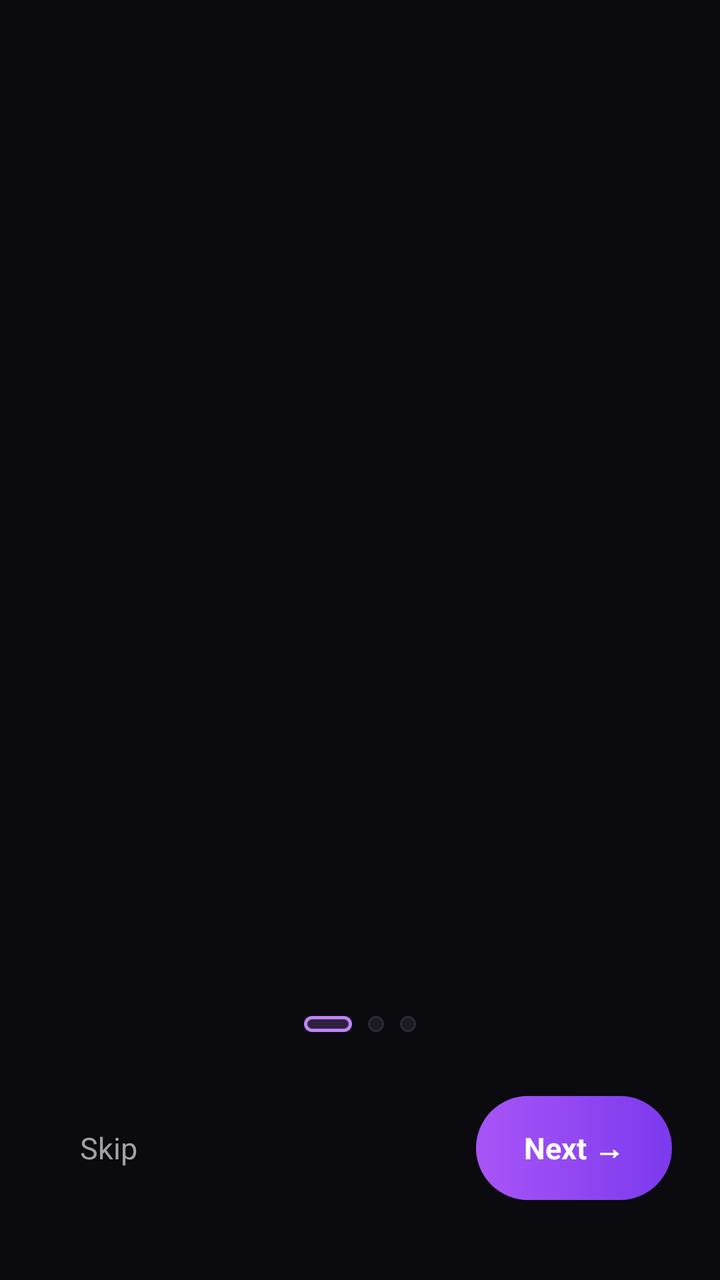
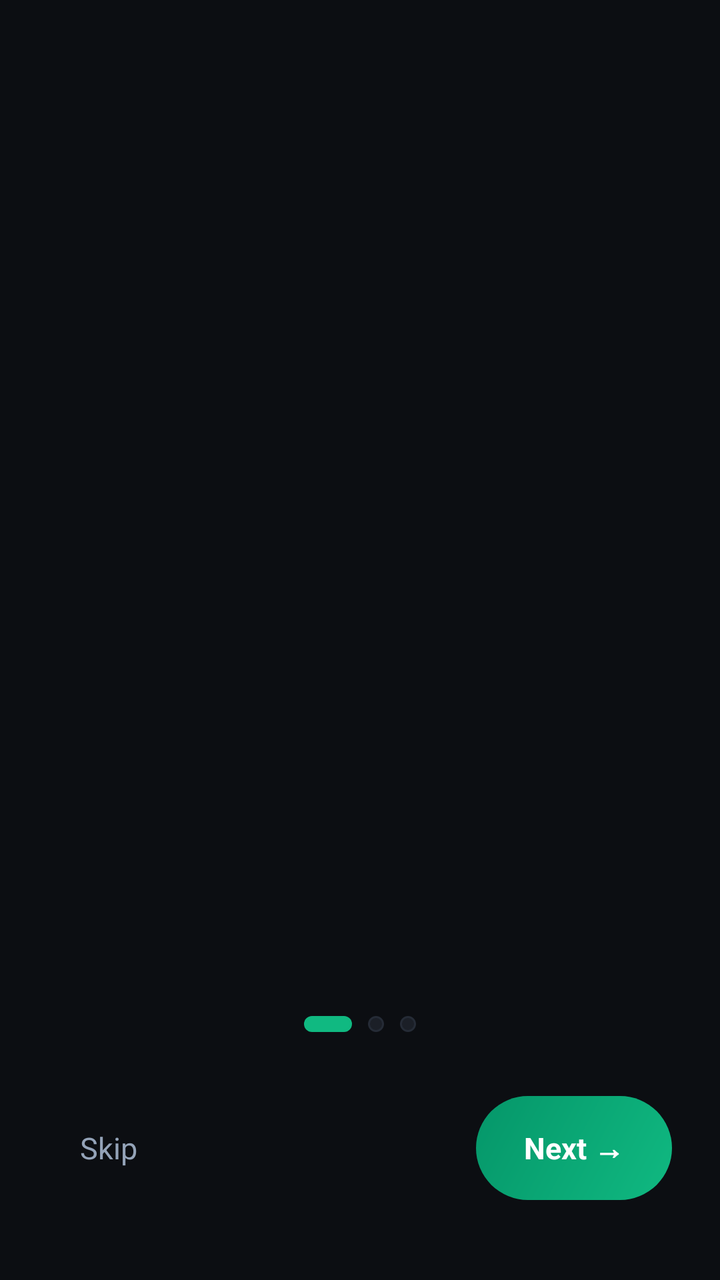

An Android layout rendered at two revisions. The XML below is the earlier revision; the diff shows what the commit changed to produce the second picture.
<!-- AndroidManifest.xml: application theme Theme.FocusLock -->
<!-- res/layout/activity_onboarding.xml -->
<?xml version="1.0" encoding="utf-8"?>
<LinearLayout
    xmlns:android="http://schemas.android.com/apk/res/android"
    android:layout_width="match_parent"
    android:layout_height="match_parent"
    android:background="#0a0a0f"
    android:orientation="vertical"
    android:padding="24dp">

    <androidx.viewpager2.widget.ViewPager2
        android:id="@+id/viewPager"
        android:layout_width="match_parent"
        android:layout_height="0dp"
        android:layout_weight="1" />

    
    <LinearLayout
        android:id="@+id/layout_dots"
        android:layout_width="wrap_content"
        android:layout_height="wrap_content"
        android:layout_gravity="center_horizontal"
        android:orientation="horizontal"
        android:layout_marginBottom="32dp">

        <View
            android:id="@+id/dot_slide_1"
            android:layout_width="24dp"
            android:layout_height="8dp"
            android:layout_marginEnd="8dp"
            android:background="@drawable/bg_slot_active" />

        <View
            android:id="@+id/dot_slide_2"
            android:layout_width="8dp"
            android:layout_height="8dp"
            android:layout_marginEnd="8dp"
            android:background="@drawable/bg_slot_inactive" />

        <View
            android:id="@+id/dot_slide_3"
            android:layout_width="8dp"
            android:layout_height="8dp"
            android:background="@drawable/bg_slot_inactive" />

    </LinearLayout>

    
    <LinearLayout
        android:layout_width="match_parent"
        android:layout_height="wrap_content"
        android:orientation="horizontal"
        android:gravity="center_vertical"
        android:layout_marginBottom="16dp">

        <TextView
            android:id="@+id/btn_skip"
            android:layout_width="wrap_content"
            android:layout_height="48dp"
            android:text="Skip"
            android:textSize="15sp"
            android:textColor="#a1a1aa"
            android:gravity="center"
            android:paddingHorizontal="16dp"
            android:clickable="true"
            android:focusable="true" />

        <View
            android:layout_width="0dp"
            android:layout_height="0dp"
            android:layout_weight="1" />

        <TextView
            android:id="@+id/btn_next"
            android:layout_width="wrap_content"
            android:layout_height="52dp"
            android:text="Next →"
            android:textSize="15sp"
            android:textStyle="bold"
            android:textColor="#ffffff"
            android:gravity="center"
            android:paddingHorizontal="24dp"
            android:background="@drawable/bg_button_primary"
            android:clickable="true"
            android:focusable="true" />

    </LinearLayout>

</LinearLayout>
<!-- resources referenced by this layout -->
<resources>
  <!-- drawable bg_button_primary (drawable) -->
  <?xml version="1.0" encoding="utf-8"?>
  <shape xmlns:android="http://schemas.android.com/apk/res/android"
      android:shape="rectangle">
      <gradient
          android:startColor="#a855f7"
          android:endColor="#7c3aed"
          android:angle="0" />
      <corners android:radius="28dp" />
  </shape>
  <!-- drawable bg_slot_active (drawable) -->
  <?xml version="1.0" encoding="utf-8"?>
  <shape xmlns:android="http://schemas.android.com/apk/res/android"
      android:shape="rectangle">
      <solid android:color="#33c084fc" /> 
      <corners android:radius="12dp" />
      <stroke android:width="1.5dp" android:color="#c084fc" />
  </shape>
  <!-- drawable bg_slot_inactive (drawable) -->
  <?xml version="1.0" encoding="utf-8"?>
  <shape xmlns:android="http://schemas.android.com/apk/res/android"
      android:shape="rectangle">
      <solid android:color="#1c1c26" />
      <corners android:radius="12dp" />
      <stroke android:width="1dp" android:color="#2a2a38" />
  </shape>
  <style name="Theme.FocusLock" parent="Base.Theme.FocusLock" />
  <style name="Base.Theme.FocusLock" parent="Theme.Material3.DayNight.NoActionBar">
          
          
      </style>
</resources>

<!-- the commit's change to res/layout/activity_onboarding.xml (unified diff, before → after) -->
@@ -3,7 +3,7 @@
     xmlns:android="http://schemas.android.com/apk/res/android"
     android:layout_width="match_parent"
     android:layout_height="match_parent"
-    android:background="#0a0a0f"
+    android:background="@color/surface_bg"
     android:orientation="vertical"
     android:padding="24dp">
 
@@ -58,7 +58,7 @@
             android:layout_height="48dp"
             android:text="Skip"
             android:textSize="15sp"
-            android:textColor="#a1a1aa"
+            android:textColor="#94A3B8"
             android:gravity="center"
             android:paddingHorizontal="16dp"
             android:clickable="true"
<!-- resource entries referenced after the edit -->
@@ -1,31 +1,43 @@
 <!-- resources referenced by this layout -->
 <resources>
+  <color name="surface_bg">#FF0C0E12</color>
   <!-- drawable bg_button_primary (drawable) -->
   <?xml version="1.0" encoding="utf-8"?>
-  <shape xmlns:android="http://schemas.android.com/apk/res/android"
-      android:shape="rectangle">
-      <gradient
-          android:startColor="#a855f7"
-          android:endColor="#7c3aed"
-          android:angle="0" />
-      <corners android:radius="28dp" />
-  </shape>
+  <ripple xmlns:android="http://schemas.android.com/apk/res/android"
+      android:color="#33ffffff">
+      <item>
+          <shape android:shape="rectangle">
+              <gradient
+                  android:startColor="#10b981"
+                  android:endColor="#059669"
+                  android:angle="135" />
+              <corners android:radius="28dp" />
+          </shape>
+      </item>
+  </ripple>
   <!-- drawable bg_slot_active (drawable) -->
   <?xml version="1.0" encoding="utf-8"?>
-  <shape xmlns:android="http://schemas.android.com/apk/res/android"
-      android:shape="rectangle">
-      <solid android:color="#33c084fc" /> 
-      <corners android:radius="12dp" />
-      <stroke android:width="1.5dp" android:color="#c084fc" />
-  </shape>
+  <ripple xmlns:android="http://schemas.android.com/apk/res/android"
+      android:color="#33ffffff">
+      <item>
+          <shape android:shape="rectangle">
+              <solid android:color="#10B981" />
+              <corners android:radius="12dp" />
+          </shape>
+      </item>
+  </ripple>
   <!-- drawable bg_slot_inactive (drawable) -->
   <?xml version="1.0" encoding="utf-8"?>
-  <shape xmlns:android="http://schemas.android.com/apk/res/android"
-      android:shape="rectangle">
-      <solid android:color="#1c1c26" />
-      <corners android:radius="12dp" />
-      <stroke android:width="1dp" android:color="#2a2a38" />
-  </shape>
+  <ripple xmlns:android="http://schemas.android.com/apk/res/android"
+      android:color="#20ffffff">
+      <item>
+          <shape android:shape="rectangle">
+              <solid android:color="#1B1F27" />
+              <corners android:radius="12dp" />
+              <stroke android:width="1dp" android:color="#252B36" />
+          </shape>
+      </item>
+  </ripple>
   <style name="Theme.FocusLock" parent="Base.Theme.FocusLock" />
   <style name="Base.Theme.FocusLock" parent="Theme.Material3.DayNight.NoActionBar">
           
